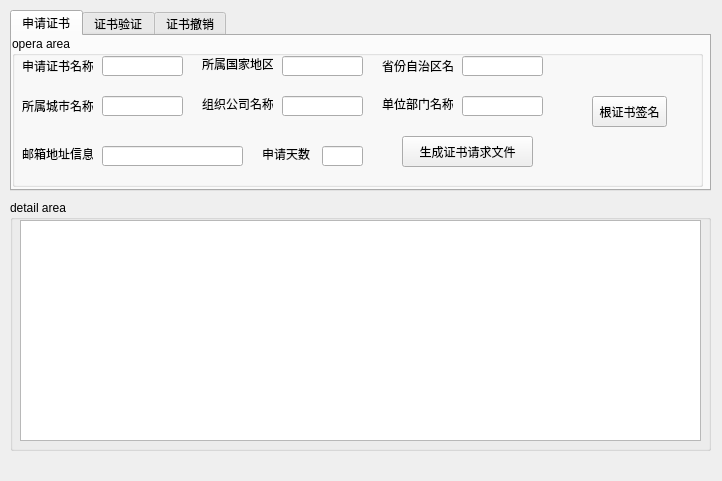
This is mainwindow.ui in zengrx/openssl_ca as Qt 5 draws it before an edit. The edited form follows.
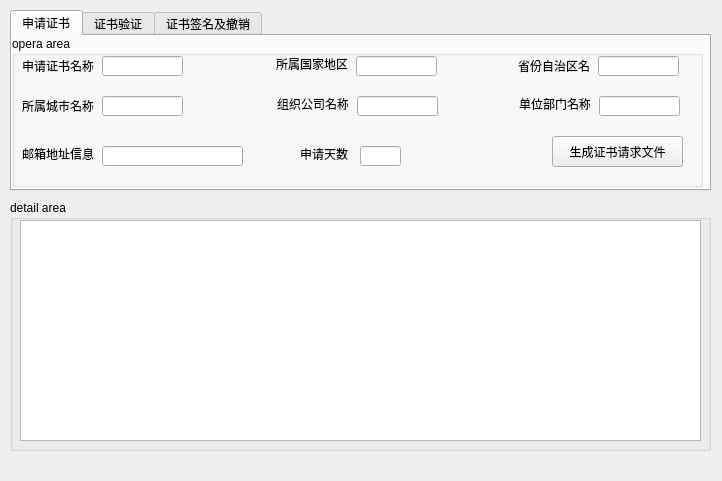
This is the edited form. The open tabs and pages were chosen to show the change.

What changed in the file:
```diff
--- a/mainwindow.ui
+++ b/mainwindow.ui
@@ -97,7 +97,7 @@
       <widget class="QLabel" name="label_2">
        <property name="geometry">
         <rect>
-         <x>190</x>
+         <x>264</x>
          <y>20</y>
          <width>71</width>
          <height>16</height>
@@ -110,7 +110,7 @@
       <widget class="QLineEdit" name="lineEdit_2">
        <property name="geometry">
         <rect>
-         <x>270</x>
+         <x>344</x>
          <y>20</y>
          <width>81</width>
          <height>20</height>
@@ -120,7 +120,7 @@
       <widget class="QLabel" name="label_3">
        <property name="geometry">
         <rect>
-         <x>190</x>
+         <x>265</x>
          <y>60</y>
          <width>71</width>
          <height>16</height>
@@ -133,7 +133,7 @@
       <widget class="QLineEdit" name="lineEdit_3">
        <property name="geometry">
         <rect>
-         <x>450</x>
+         <x>586</x>
          <y>20</y>
          <width>81</width>
          <height>20</height>
@@ -143,7 +143,7 @@
       <widget class="QLabel" name="label_4">
        <property name="geometry">
         <rect>
-         <x>370</x>
+         <x>507</x>
          <y>60</y>
          <width>71</width>
          <height>16</height>
@@ -166,7 +166,7 @@
       <widget class="QPushButton" name="pushButton">
        <property name="geometry">
         <rect>
-         <x>390</x>
+         <x>540</x>
          <y>100</y>
          <width>131</width>
          <height>31</height>
@@ -179,7 +179,7 @@
       <widget class="QLabel" name="label_5">
        <property name="geometry">
         <rect>
-         <x>370</x>
+         <x>506</x>
          <y>20</y>
          <width>71</width>
          <height>20</height>
@@ -205,7 +205,7 @@
       <widget class="QLineEdit" name="lineEdit_5">
        <property name="geometry">
         <rect>
-         <x>270</x>
+         <x>345</x>
          <y>60</y>
          <width>81</width>
          <height>20</height>
@@ -215,7 +215,7 @@
       <widget class="QLineEdit" name="lineEdit_6">
        <property name="geometry">
         <rect>
-         <x>450</x>
+         <x>587</x>
          <y>60</y>
          <width>81</width>
          <height>20</height>
@@ -245,23 +245,10 @@
         </rect>
        </property>
       </widget>
-      <widget class="QPushButton" name="pushButton_2">
-       <property name="geometry">
-        <rect>
-         <x>580</x>
-         <y>60</y>
-         <width>75</width>
-         <height>31</height>
-        </rect>
-       </property>
-       <property name="text">
-        <string>根证书签名</string>
-       </property>
-      </widget>
       <widget class="QLabel" name="label_8">
        <property name="geometry">
         <rect>
-         <x>250</x>
+         <x>288</x>
          <y>110</y>
          <width>51</width>
          <height>16</height>
@@ -274,7 +261,7 @@
       <widget class="QLineEdit" name="lineEdit_8">
        <property name="geometry">
         <rect>
-         <x>310</x>
+         <x>348</x>
          <y>110</y>
          <width>41</width>
          <height>20</height>
@@ -511,8 +498,21 @@
     </widget>
     <widget class="QWidget" name="tab_3">
      <attribute name="title">
-      <string>证书撤销</string>
+      <string>证书签名及撤销</string>
      </attribute>
+     <widget class="QPushButton" name="pushButton_2">
+      <property name="geometry">
+       <rect>
+        <x>100</x>
+        <y>70</y>
+        <width>75</width>
+        <height>31</height>
+       </rect>
+      </property>
+      <property name="text">
+       <string>根证书签名</string>
+      </property>
+     </widget>
     </widget>
    </widget>
   </widget>
```
Left out of the diff: 2 changed lines with no effect on the pictures.
